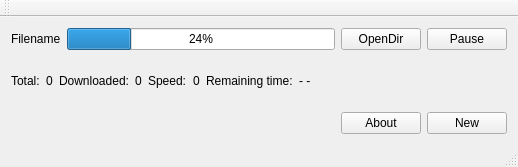
Old version of the form mainwindowdownloader.ui in the repository naturespeak/mDownloader.
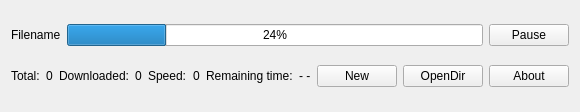
New version of the form. Icons and pictures are not drawn.

Diff of the .ui file:
```diff
--- a/mainwindowdownloader.ui
+++ b/mainwindowdownloader.ui
@@ -6,8 +6,8 @@
    <rect>
     <x>0</x>
     <y>0</y>
-    <width>518</width>
-    <height>167</height>
+    <width>535</width>
+    <height>112</height>
    </rect>
   </property>
   <property name="maximumSize">
@@ -41,13 +41,6 @@
         </property>
        </widget>
       </item>
-      <item>
-       <widget class="QPushButton" name="pushButtonOpenDir">
-        <property name="text">
-         <string>OpenDir</string>
-        </property>
-       </widget>
-      </item>
       <item>
        <widget class="QPushButton" name="pushButtonPause">
         <property name="text">
@@ -134,62 +127,30 @@
        </widget>
       </item>
       <item>
-       <spacer name="horizontalSpacer_2">
-        <property name="orientation">
-         <enum>Qt::Horizontal</enum>
-        </property>
-        <property name="sizeHint" stdset="0">
-         <size>
-          <width>40</width>
-          <height>20</height>
-         </size>
-        </property>
-       </spacer>
-      </item>
-     </layout>
-    </item>
-    <item row="2" column="0">
-     <layout class="QHBoxLayout" name="horizontalLayout_3">
-      <item>
-       <spacer name="horizontalSpacer">
-        <property name="orientation">
-         <enum>Qt::Horizontal</enum>
-        </property>
-        <property name="sizeHint" stdset="0">
-         <size>
-          <width>295</width>
-          <height>15</height>
-         </size>
-        </property>
-       </spacer>
-      </item>
-      <item>
-       <widget class="QPushButton" name="pushButtonAbout">
-        <property name="text">
-         <string>About</string>
-        </property>
-       </widget>
-      </item>
-      <item>
        <widget class="QPushButton" name="pushButtonNew">
         <property name="text">
          <string>New</string>
         </property>
        </widget>
       </item>
+      <item>
+       <widget class="QPushButton" name="pushButtonOpenDir">
+        <property name="text">
+         <string>OpenDir</string>
+        </property>
+       </widget>
+      </item>
+      <item>
+       <widget class="QPushButton" name="pushButtonAbout">
+        <property name="text">
+         <string>About</string>
+        </property>
+       </widget>
+      </item>
      </layout>
     </item>
    </layout>
   </widget>
-  <widget class="QToolBar" name="mainToolBar">
-   <attribute name="toolBarArea">
-    <enum>TopToolBarArea</enum>
-   </attribute>
-   <attribute name="toolBarBreak">
-    <bool>false</bool>
-   </attribute>
-  </widget>
-  <widget class="QStatusBar" name="statusBar"/>
   <action name="actionCreate">
    <property name="text">
     <string>Create</string>
```
